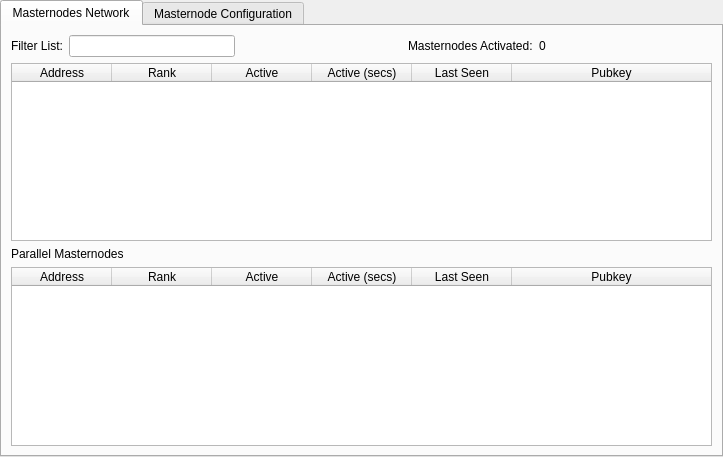
LUX-Core/lux, file src/qt/forms/masternodemanager.ui: the form before one commit.
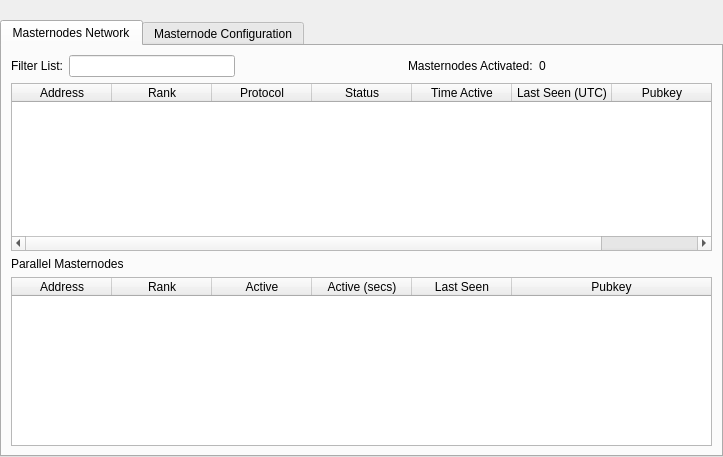
The form after the commit.

Patch:
```diff
--- a/src/qt/forms/masternodemanager.ui
+++ b/src/qt/forms/masternodemanager.ui
@@ -22,6 +22,19 @@
      <property name="bottomMargin">
       <number>0</number>
      </property>
+	 <item>
+      <spacer name="horizontalSpacer0">
+       <property name="orientation">
+        <enum>Qt::Horizontal</enum>
+       </property>
+       <property name="sizeHint" stdset="0">
+        <size>
+         <width>40</width>
+         <height>20</height>
+        </size>
+       </property>
+      </spacer>
+     </item>
      <item>
       <widget class="QTabWidget" name="tabWidget">
        <property name="currentIndex">
@@ -101,17 +114,22 @@
            </column>
            <column>
             <property name="text">
-             <string>Active</string>
+             <string>Protocol</string>
             </property>
            </column>
            <column>
             <property name="text">
-             <string>Active (secs)</string>
+             <string>Status</string>
             </property>
            </column>
            <column>
             <property name="text">
-             <string>Last Seen</string>
+             <string>Time Active</string>
+            </property>
+		   </column>
+           <column>
+            <property name="text">
+             <string>Last Seen (UTC)</string>
             </property>
            </column>
            <column>
```
Lines whose indentation alone changed are shown as unchanged.
